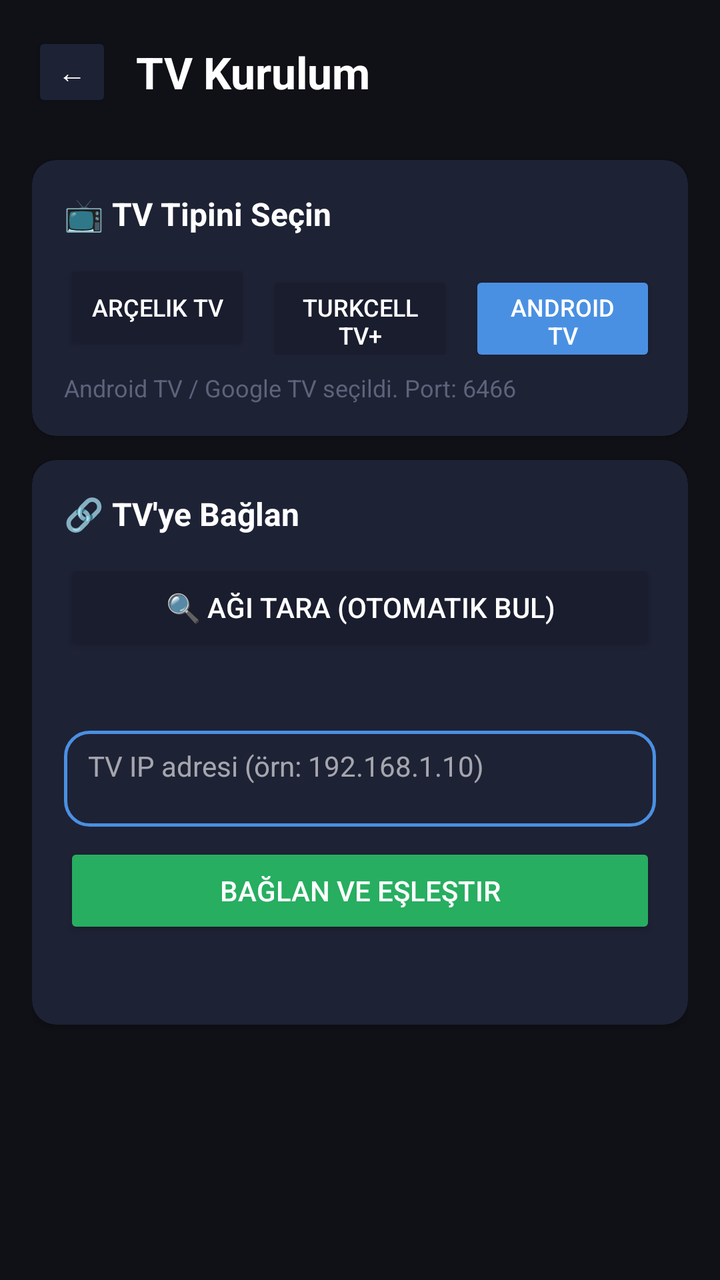
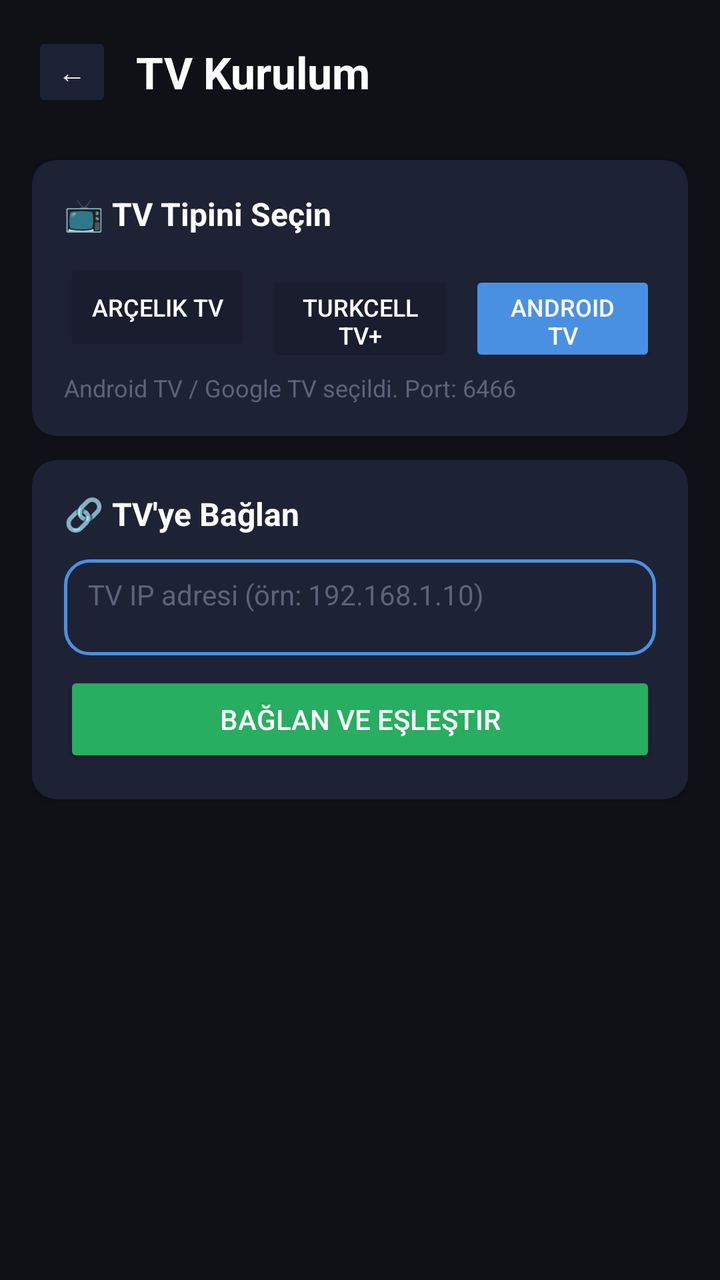

Before-and-after screenshots of an Android layout around one commit, followed by the original layout XML and the change that was made.
<!-- AndroidManifest.xml: application theme Theme.YusufAileKilit -->
<!-- res/layout/activity_tv_setup.xml -->
<?xml version="1.0" encoding="utf-8"?>
<ScrollView xmlns:android="http://schemas.android.com/apk/res/android"
    xmlns:app="http://schemas.android.com/apk/res-auto"
    android:layout_width="match_parent"
    android:layout_height="match_parent"
    android:background="@color/bg_dark">

    <LinearLayout
        android:layout_width="match_parent"
        android:layout_height="wrap_content"
        android:orientation="vertical"
        android:padding="16dp">

        <LinearLayout
            android:layout_width="match_parent"
            android:layout_height="wrap_content"
            android:orientation="horizontal"
            android:gravity="center_vertical"
            android:layout_marginBottom="24dp">
            <Button android:id="@+id/backButton" android:layout_width="40dp" android:layout_height="40dp"
                android:text="←" android:backgroundTint="@color/card_bg" android:padding="0dp"/>
            <TextView android:layout_width="0dp" android:layout_height="wrap_content" android:layout_weight="1"
                android:text="TV Kurulum" android:textColor="@color/text_primary" android:textSize="22sp"
                android:textStyle="bold" android:layout_marginStart="12dp"/>
        </LinearLayout>

        
        <androidx.cardview.widget.CardView android:layout_width="match_parent" android:layout_height="wrap_content"
            app:cardBackgroundColor="@color/card_bg" app:cardCornerRadius="12dp" android:layout_marginBottom="12dp">
            <LinearLayout android:layout_width="match_parent" android:layout_height="wrap_content"
                android:orientation="vertical" android:padding="16dp">
                <TextView android:layout_width="wrap_content" android:layout_height="wrap_content"
                    android:text="📺 TV Tipini Seçin" android:textColor="@color/text_primary"
                    android:textSize="16sp" android:textStyle="bold" android:layout_marginBottom="12dp"/>
                <LinearLayout android:layout_width="match_parent" android:layout_height="wrap_content"
                    android:orientation="horizontal">
                    <Button android:id="@+id/btnArcelik" android:layout_width="0dp" android:layout_height="48dp"
                        android:layout_weight="1" android:layout_marginEnd="4dp" android:text="Arçelik TV"
                        android:textSize="12sp" android:backgroundTint="@color/bg_darker"/>
                    <Button android:id="@+id/btnTurkcell" android:layout_width="0dp" android:layout_height="48dp"
                        android:layout_weight="1" android:layout_marginHorizontal="4dp" android:text="Turkcell TV+"
                        android:textSize="12sp" android:backgroundTint="@color/bg_darker"/>
                    <Button android:id="@+id/btnAndroidTv" android:layout_width="0dp" android:layout_height="48dp"
                        android:layout_weight="1" android:layout_marginStart="4dp" android:text="Android TV"
                        android:textSize="12sp" android:backgroundTint="@color/accent_blue"/>
                </LinearLayout>
                <TextView android:id="@+id/tvTypeInfo" android:layout_width="match_parent"
                    android:layout_height="wrap_content" android:text="Android TV / Google TV seçildi. Port: 6466"
                    android:textColor="@color/text_hint" android:textSize="12sp" android:layout_marginTop="8dp"/>
            </LinearLayout>
        </androidx.cardview.widget.CardView>

        
        <androidx.cardview.widget.CardView android:layout_width="match_parent" android:layout_height="wrap_content"
            app:cardBackgroundColor="@color/card_bg" app:cardCornerRadius="12dp" android:layout_marginBottom="12dp">
            <LinearLayout android:layout_width="match_parent" android:layout_height="wrap_content"
                android:orientation="vertical" android:padding="16dp">
                <TextView android:layout_width="wrap_content" android:layout_height="wrap_content"
                    android:text="🔗 TV'ye Bağlan" android:textColor="@color/text_primary"
                    android:textSize="16sp" android:textStyle="bold" android:layout_marginBottom="12dp"/>
                <Button android:id="@+id/btnScanNetwork" android:layout_width="match_parent"
                    android:layout_height="48dp" android:text="🔍 Ağı Tara (Otomatik Bul)"
                    android:backgroundTint="@color/bg_darker" android:layout_marginBottom="8dp"/>
                <ProgressBar android:id="@+id/scanProgress" android:layout_width="wrap_content"
                    android:layout_height="wrap_content" android:layout_gravity="center"
                    android:visibility="gone"/>
                <TextView android:id="@+id/scanResultText" android:layout_width="match_parent"
                    android:layout_height="wrap_content" android:text="" android:textColor="@color/text_secondary"
                    android:textSize="13sp" android:layout_marginBottom="12dp"/>
                <EditText android:id="@+id/ipInput" android:layout_width="match_parent"
                    android:layout_height="48dp" android:hint="TV IP adresi (örn: 192.168.1.10)"
                    android:hintTextColor="@color/text_hint" android:textColor="@color/text_primary"
                    android:inputType="text" android:background="@drawable/input_bg"
                    android:paddingHorizontal="12dp" android:layout_marginBottom="8dp"/>
                <Button android:id="@+id/btnConnect" android:layout_width="match_parent"
                    android:layout_height="48dp" android:text="Bağlan ve Eşleştir"
                    android:backgroundTint="@color/accent_green"/>
                <ProgressBar android:id="@+id/connectProgress" android:layout_width="wrap_content"
                    android:layout_height="wrap_content" android:layout_gravity="center"
                    android:visibility="gone" android:layout_marginTop="8dp"/>
                <TextView android:id="@+id/connectionStatusText" android:layout_width="match_parent"
                    android:layout_height="wrap_content" android:text="" android:textColor="@color/text_secondary"
                    android:textSize="14sp" android:layout_marginTop="8dp"/>
            </LinearLayout>
        </androidx.cardview.widget.CardView>

        
        <LinearLayout android:id="@+id/controlsLayout" android:layout_width="match_parent"
            android:layout_height="wrap_content" android:orientation="vertical" android:visibility="gone">

            <androidx.cardview.widget.CardView android:layout_width="match_parent" android:layout_height="wrap_content"
                app:cardBackgroundColor="@color/card_bg" app:cardCornerRadius="12dp" android:layout_marginBottom="12dp">
                <LinearLayout android:layout_width="match_parent" android:layout_height="wrap_content"
                    android:orientation="vertical" android:padding="16dp">
                    <TextView android:layout_width="wrap_content" android:layout_height="wrap_content"
                        android:text="🎮 Uzaktan Kumanda" android:textColor="@color/text_primary"
                        android:textSize="16sp" android:textStyle="bold" android:layout_marginBottom="12dp"/>

                    <LinearLayout android:layout_width="match_parent" android:layout_height="wrap_content"
                        android:orientation="horizontal" android:gravity="center" android:layout_marginBottom="8dp">
                        <Button android:id="@+id/btnPower" android:layout_width="56dp" android:layout_height="48dp"
                            android:text="⏻" android:backgroundTint="@color/accent_red" android:layout_marginEnd="8dp"/>
                        <Button android:id="@+id/btnHome" android:layout_width="0dp" android:layout_height="48dp"
                            android:layout_weight="1" android:text="🏠 Ana Ekran" android:backgroundTint="@color/bg_darker" android:layout_marginEnd="8dp"/>
                        <Button android:id="@+id/btnBack" android:layout_width="0dp" android:layout_height="48dp"
                            android:layout_weight="1" android:text="← Geri" android:backgroundTint="@color/bg_darker"/>
                    </LinearLayout>

                    
                    <GridLayout android:layout_width="wrap_content" android:layout_height="wrap_content"
                        android:columnCount="3" android:layout_gravity="center" android:layout_marginBottom="8dp">
                        <Space android:layout_width="56dp" android:layout_height="56dp"/>
                        <Button android:id="@+id/btnUp" android:layout_width="56dp" android:layout_height="56dp"
                            android:text="▲" android:backgroundTint="@color/bg_darker"/>
                        <Space android:layout_width="56dp" android:layout_height="56dp"/>
                        <Button android:id="@+id/btnLeft" android:layout_width="56dp" android:layout_height="56dp"
                            android:text="◀" android:backgroundTint="@color/bg_darker"/>
                        <Button android:id="@+id/btnOk" android:layout_width="56dp" android:layout_height="56dp"
                            android:text="OK" android:backgroundTint="@color/accent_blue"/>
                        <Button android:id="@+id/btnRight" android:layout_width="56dp" android:layout_height="56dp"
                            android:text="▶" android:backgroundTint="@color/bg_darker"/>
                        <Space android:layout_width="56dp" android:layout_height="56dp"/>
                        <Button android:id="@+id/btnDown" android:layout_width="56dp" android:layout_height="56dp"
                            android:text="▼" android:backgroundTint="@color/bg_darker"/>
                        <Space android:layout_width="56dp" android:layout_height="56dp"/>
                    </GridLayout>

                    <LinearLayout android:layout_width="match_parent" android:layout_height="wrap_content"
                        android:orientation="horizontal" android:gravity="center" android:layout_marginBottom="8dp">
                        <Button android:id="@+id/btnVolDown" android:layout_width="0dp" android:layout_height="48dp"
                            android:layout_weight="1" android:text="🔉" android:backgroundTint="@color/bg_darker" android:layout_marginEnd="4dp"/>
                        <Button android:id="@+id/btnMute" android:layout_width="0dp" android:layout_height="48dp"
                            android:layout_weight="1" android:text="🔇" android:backgroundTint="@color/bg_darker" android:layout_marginHorizontal="4dp"/>
                        <Button android:id="@+id/btnVolUp" android:layout_width="0dp" android:layout_height="48dp"
                            android:layout_weight="1" android:text="🔊" android:backgroundTint="@color/bg_darker" android:layout_marginStart="4dp"/>
                    </LinearLayout>

                    <Button android:id="@+id/btnBlockYoutubeTv" android:layout_width="match_parent"
                        android:layout_height="52dp" android:text="🔒 TV'de YouTube'u Kapat"
                        android:backgroundTint="@color/accent_red" android:textStyle="bold"/>

                    <Button android:id="@+id/btnDisconnect" android:layout_width="match_parent"
                        android:layout_height="48dp" android:text="TV Bağlantısını Kes"
                        android:backgroundTint="@color/bg_darker" android:layout_marginTop="8dp"/>
                </LinearLayout>
            </androidx.cardview.widget.CardView>
        </LinearLayout>

        
        <LinearLayout android:id="@+id/notSupportedLayout" android:layout_width="match_parent"
            android:layout_height="wrap_content" android:orientation="vertical" android:visibility="gone">
            <androidx.cardview.widget.CardView android:layout_width="match_parent" android:layout_height="wrap_content"
                app:cardBackgroundColor="@color/card_bg" app:cardCornerRadius="12dp">
                <LinearLayout android:layout_width="match_parent" android:layout_height="wrap_content"
                    android:orientation="vertical" android:padding="16dp">
                    <TextView android:layout_width="match_parent" android:layout_height="wrap_content"
                        android:text="⚠️ Bu TV doğrudan kontrol edilemiyor."
                        android:textColor="@color/accent_red" android:textSize="16sp" android:textStyle="bold"
                        android:layout_marginBottom="8dp"/>
                    <TextView android:layout_width="match_parent" android:layout_height="wrap_content"
                        android:textColor="@color/text_secondary" android:textSize="14sp"
                        android:text="TV veya TV+ kutusu, Android TV Remote protokolünü (port 6466) desteklemiyor.\n\nAlternatif çözümler:\n• Modem/router üzerinden YouTube engelleme\n• TV'nin kendi ebeveyn kilidi ayarları\n• YouTube Kids profili kurulumu\n\nDetaylı rehber için 'En Güçlü Koruma' bölümüne bakın."/>
                </LinearLayout>
            </androidx.cardview.widget.CardView>
        </LinearLayout>

    </LinearLayout>
</ScrollView>
<!-- resources referenced by this layout -->
<resources>
  <color name="accent_blue">#4A90E2</color>
  <color name="accent_green">#27AE60</color>
  <color name="accent_red">#E74C3C</color>
  <color name="bg_dark">#0F1117</color>
  <color name="bg_darker">#1A1D2E</color>
  <color name="card_bg">#1E2235</color>
  <color name="text_hint">#5C637A</color>
  <color name="text_primary">#FFFFFF</color>
  <color name="text_secondary">#B0B8D1</color>
  <!-- drawable input_bg (drawable) -->
  <?xml version="1.0" encoding="utf-8"?>
  <shape xmlns:android="http://schemas.android.com/apk/res/android"
      android:shape="rectangle">
      <solid android:color="#1E2235"/>
      <stroke android:width="1.5dp" android:color="#4A90E2"/>
      <corners android:radius="12dp"/>
      <padding android:left="12dp" android:right="12dp" android:top="8dp" android:bottom="8dp"/>
  </shape>
  <style name="Theme.YusufAileKilit" parent="Theme.MaterialComponents.DayNight.NoActionBar">
          <item name="colorPrimary">@color/accent_blue</item>
          <item name="colorPrimaryVariant">@color/bg_darker</item>
          <item name="colorOnPrimary">@color/white</item>
          <item name="colorSecondary">@color/accent_green</item>
          <item name="colorSurface">@color/card_bg</item>
          <item name="colorOnSurface">@color/text_primary</item>
          <item name="android:windowBackground">@color/bg_dark</item>
          <item name="android:statusBarColor">@color/bg_dark</item>
          <item name="android:navigationBarColor">@color/bg_dark</item>
          <item name="android:textColor">@color/text_primary</item>
          <item name="editTextStyle">@style/EditTextStyle</item>
      </style>
  <color name="white">#FFFFFF</color>
  <style name="EditTextStyle" parent="Widget.MaterialComponents.TextInputLayout.OutlinedBox">
          <item name="android:textColor">@color/text_primary</item>
          <item name="android:background">@drawable/input_bg</item>
      </style>
</resources>

<!-- the commit's change to res/layout/activity_tv_setup.xml (unified diff, before → after) -->
@@ -17,152 +17,137 @@
             android:orientation="horizontal"
             android:gravity="center_vertical"
             android:layout_marginBottom="24dp">
-            <Button android:id="@+id/backButton" android:layout_width="40dp" android:layout_height="40dp"
-                android:text="←" android:backgroundTint="@color/card_bg" android:padding="0dp"/>
-            <TextView android:layout_width="0dp" android:layout_height="wrap_content" android:layout_weight="1"
-                android:text="TV Kurulum" android:textColor="@color/text_primary" android:textSize="22sp"
-                android:textStyle="bold" android:layout_marginStart="12dp"/>
+
+            <Button
+                android:id="@+id/backButton"
+                android:layout_width="40dp"
+                android:layout_height="40dp"
+                android:text="←"
+                android:backgroundTint="@color/card_bg"
+                android:padding="0dp"/>
+
+            <TextView
+                android:layout_width="0dp"
+                android:layout_height="wrap_content"
+                android:layout_weight="1"
+                android:text="TV Kurulum"
+                android:textColor="@color/text_primary"
+                android:textSize="22sp"
+                android:textStyle="bold"
+                android:layout_marginStart="12dp"/>
         </LinearLayout>
 
-        
-        <androidx.cardview.widget.CardView android:layout_width="match_parent" android:layout_height="wrap_content"
-            app:cardBackgroundColor="@color/card_bg" app:cardCornerRadius="12dp" android:layout_marginBottom="12dp">
-            <LinearLayout android:layout_width="match_parent" android:layout_height="wrap_content"
-                android:orientation="vertical" android:padding="16dp">
-                <TextView android:layout_width="wrap_content" android:layout_height="wrap_content"
-                    android:text="📺 TV Tipini Seçin" android:textColor="@color/text_primary"
-                    android:textSize="16sp" android:textStyle="bold" android:layout_marginBottom="12dp"/>
-                <LinearLayout android:layout_width="match_parent" android:layout_height="wrap_content"
+        <androidx.cardview.widget.CardView
+            android:layout_width="match_parent"
+            android:layout_height="wrap_content"
+            app:cardBackgroundColor="@color/card_bg"
+            app:cardCornerRadius="12dp"
+            android:layout_marginBottom="12dp">
+
+            <LinearLayout
+                android:layout_width="match_parent"
+                android:layout_height="wrap_content"
+                android:orientation="vertical"
+                android:padding="16dp">
+
+                <TextView
+                    android:layout_width="wrap_content"
+                    android:layout_height="wrap_content"
+                    android:text="📺 TV Tipini Seçin"
+                    android:textColor="@color/text_primary"
+                    android:textSize="16sp"
+                    android:textStyle="bold"
+                    android:layout_marginBottom="12dp"/>
+
+                <LinearLayout
+                    android:layout_width="match_parent"
+                    android:layout_height="wrap_content"
                     android:orientation="horizontal">
-                    <Button android:id="@+id/btnArcelik" android:layout_width="0dp" android:layout_height="48dp"
-                        android:layout_weight="1" android:layout_marginEnd="4dp" android:text="Arçelik TV"
-                        android:textSize="12sp" android:backgroundTint="@color/bg_darker"/>
-                    <Button android:id="@+id/btnTurkcell" android:layout_width="0dp" android:layout_height="48dp"
-                        android:layout_weight="1" android:layout_marginHorizontal="4dp" android:text="Turkcell TV+"
-                        android:textSize="12sp" android:backgroundTint="@color/bg_darker"/>
-                    <Button android:id="@+id/btnAndroidTv" android:layout_width="0dp" android:layout_height="48dp"
-                        android:layout_weight="1" android:layout_marginStart="4dp" android:text="Android TV"
-                        android:textSize="12sp" android:backgroundTint="@color/accent_blue"/>
+
+                    <Button
+                        android:id="@+id/btnArcelik"
+                        android:layout_width="0dp"
+                        android:layout_height="48dp"
+                        android:layout_weight="1"
+                        android:layout_marginEnd="4dp"
+                        android:text="Arçelik TV"
+                        android:textSize="12sp"
+                        android:backgroundTint="@color/bg_darker"/>
+
+                    <Button
+                        android:id="@+id/btnTurkcell"
+                        android:layout_width="0dp"
+                        android:layout_height="48dp"
+                        android:layout_weight="1"
+                        android:layout_marginHorizontal="4dp"
+                        android:text="Turkcell TV+"
+                        android:textSize="12sp"
+                        android:backgroundTint="@color/bg_darker"/>
+
+                    <Button
+                        android:id="@+id/btnAndroidTv"
+                        android:layout_width="0dp"
+                        android:layout_height="48dp"
+                        android:layout_weight="1"
+                        android:layout_marginStart="4dp"
+                        android:text="Android TV"
+                        android:textSize="12sp"
+                        android:backgroundTint="@color/accent_blue"/>
                 </LinearLayout>
-                <TextView android:id="@+id/tvTypeInfo" android:layout_width="match_parent"
-                    android:layout_height="wrap_content" android:text="Android TV / Google TV seçildi. Port: 6466"
-                    android:textColor="@color/text_hint" android:textSize="12sp" android:layout_marginTop="8dp"/>
+
+                <TextView
+                    android:id="@+id/tvTypeInfo"
+                    android:layout_width="match_parent"
+                    android:layout_height="wrap_content"
+                    android:text="Android TV / Google TV seçildi. Port: 6466"
+                    android:textColor="@color/text_hint"
+                    android:textSize="12sp"
+                    android:layout_marginTop="8dp"/>
             </LinearLayout>
         </androidx.cardview.widget.CardView>
 
-        
-        <androidx.cardview.widget.CardView android:layout_width="match_parent" android:layout_height="wrap_content"
-            app:cardBackgroundColor="@color/card_bg" app:cardCornerRadius="12dp" android:layout_marginBottom="12dp">
-            <LinearLayout android:layout_width="match_parent" android:layout_height="wrap_content"
-                android:orientation="vertical" android:padding="16dp">
-                <TextView android:layout_width="wrap_content" android:layout_height="wrap_content"
-                    android:text="🔗 TV'ye Bağlan" android:textColor="@color/text_primary"
-                    android:textSize="16sp" android:textStyle="bold" android:layout_marginBottom="12dp"/>
-                <Button android:id="@+id/btnScanNetwork" android:layout_width="match_parent"
-                    android:layout_height="48dp" android:text="🔍 Ağı Tara (Otomatik Bul)"
-                    android:backgroundTint="@color/bg_darker" android:layout_marginBottom="8dp"/>
-                <ProgressBar android:id="@+id/scanProgress" android:layout_width="wrap_content"
-                    android:layout_height="wrap_content" android:layout_gravity="center"
-                    android:visibility="gone"/>
-                <TextView android:id="@+id/scanResultText" android:layout_width="match_parent"
-                    android:layout_height="wrap_content" android:text="" android:textColor="@color/text_secondary"
-                    android:textSize="13sp" android:layout_marginBottom="12dp"/>
-                <EditText android:id="@+id/ipInput" android:layout_width="match_parent"
-                    android:layout_height="48dp" android:hint="TV IP adresi (örn: 192.168.1.10)"
-                    android:hintTextColor="@color/text_hint" android:textColor="@color/text_primary"
-                    android:inputType="text" android:background="@drawable/input_bg"
-                    android:paddingHorizontal="12dp" android:layout_marginBottom="8dp"/>
-                <Button android:id="@+id/btnConnect" android:layout_width="match_parent"
-                    android:layout_height="48dp" android:text="Bağlan ve Eşleştir"
+        <androidx.cardview.widget.CardView
+            android:layout_width="match_parent"
+            android:layout_height="wrap_content"
+            app:cardBackgroundColor="@color/card_bg"
+            app:cardCornerRadius="12dp"
+            android:layout_marginBottom="12dp">
+
+            <LinearLayout
+                android:layout_width="match_parent"
+                android:layout_height="wrap_content"
+                android:orientation="vertical"
+                android:padding="16dp">
+
+                <TextView
+                    android:layout_width="wrap_content"
+                    android:layout_height="wrap_content"
+                    android:text="🔗 TV'ye Bağlan"
+                    android:textColor="@color/text_primary"
+                    android:textSize="16sp"
+                    android:textStyle="bold"
+                    android:layout_marginBottom="12dp"/>
+
+                <EditText
+                    android:id="@+id/ipInput"
+                    android:layout_width="match_parent"
+                    android:layout_height="48dp"
+                    android:hint="TV IP adresi (örn: 192.168.1.10)"
+                    android:textColorHint="@color/text_hint"
+                    android:textColor="@color/text_primary"
+                    android:inputType="text"
+                    android:background="@drawable/input_bg"
+                    android:paddingHorizontal="12dp"
+                    android:layout_marginBottom="8dp"/>
+
+                <Button
+                    android:id="@+id/btnConnect"
+                    android:layout_width="match_parent"
+                    android:layout_height="48dp"
+                    android:text="Bağlan ve Eşleştir"
                     android:backgroundTint="@color/accent_green"/>
-                <ProgressBar android:id="@+id/connectProgress" android:layout_width="wrap_content"
-                    android:layout_height="wrap_content" android:layout_gravity="center"
-                    android:visibility="gone" android:layout_marginTop="8dp"/>
-                <TextView android:id="@+id/connectionStatusText" android:layout_width="match_parent"
-                    android:layout_height="wrap_content" android:text="" android:textColor="@color/text_secondary"
-                    android:textSize="14sp" android:layout_marginTop="8dp"/>
             </LinearLayout>
         </androidx.cardview.widget.CardView>
 
-        
-        <LinearLayout android:id="@+id/controlsLayout" android:layout_width="match_parent"
-            android:layout_height="wrap_content" android:orientation="vertical" android:visibility="gone">
-
-            <androidx.cardview.widget.CardView android:layout_width="match_parent" android:layout_height="wrap_content"
-                app:cardBackgroundColor="@color/card_bg" app:cardCornerRadius="12dp" android:layout_marginBottom="12dp">
-                <LinearLayout android:layout_width="match_parent" android:layout_height="wrap_content"
-                    android:orientation="vertical" android:padding="16dp">
-                    <TextView android:layout_width="wrap_content" android:layout_height="wrap_content"
-                        android:text="🎮 Uzaktan Kumanda" android:textColor="@color/text_primary"
-                        android:textSize="16sp" android:textStyle="bold" android:layout_marginBottom="12dp"/>
-
-                    <LinearLayout android:layout_width="match_parent" android:layout_height="wrap_content"
-                        android:orientation="horizontal" android:gravity="center" android:layout_marginBottom="8dp">
-                        <Button android:id="@+id/btnPower" android:layout_width="56dp" android:layout_height="48dp"
-                            android:text="⏻" android:backgroundTint="@color/accent_red" android:layout_marginEnd="8dp"/>
-                        <Button android:id="@+id/btnHome" android:layout_width="0dp" android:layout_height="48dp"
-                            android:layout_weight="1" android:text="🏠 Ana Ekran" android:backgroundTint="@color/bg_darker" android:layout_marginEnd="8dp"/>
-                        <Button android:id="@+id/btnBack" android:layout_width="0dp" android:layout_height="48dp"
-                            android:layout_weight="1" android:text="← Geri" android:backgroundTint="@color/bg_darker"/>
-                    </LinearLayout>
-
-                    
-                    <GridLayout android:layout_width="wrap_content" android:layout_height="wrap_content"
-                        android:columnCount="3" android:layout_gravity="center" android:layout_marginBottom="8dp">
-                        <Space android:layout_width="56dp" android:layout_height="56dp"/>
-                        <Button android:id="@+id/btnUp" android:layout_width="56dp" android:layout_height="56dp"
-                            android:text="▲" android:backgroundTint="@color/bg_darker"/>
-                        <Space android:layout_width="56dp" android:layout_height="56dp"/>
-                        <Button android:id="@+id/btnLeft" android:layout_width="56dp" android:layout_height="56dp"
-                            android:text="◀" android:backgroundTint="@color/bg_darker"/>
-                        <Button android:id="@+id/btnOk" android:layout_width="56dp" android:layout_height="56dp"
-                            android:text="OK" android:backgroundTint="@color/accent_blue"/>
-                        <Button android:id="@+id/btnRight" android:layout_width="56dp" android:layout_height="56dp"
-                            android:text="▶" android:backgroundTint="@color/bg_darker"/>
-                        <Space android:layout_width="56dp" android:layout_height="56dp"/>
-                        <Button android:id="@+id/btnDown" android:layout_width="56dp" android:layout_height="56dp"
-                            android:text="▼" android:backgroundTint="@color/bg_darker"/>
-                        <Space android:layout_width="56dp" android:layout_height="56dp"/>
-                    </GridLayout>
-
-                    <LinearLayout android:layout_width="match_parent" android:layout_height="wrap_content"
-                        android:orientation="horizontal" android:gravity="center" android:layout_marginBottom="8dp">
-                        <Button android:id="@+id/btnVolDown" android:layout_width="0dp" android:layout_height="48dp"
-                            android:layout_weight="1" android:text="🔉" android:backgroundTint="@color/bg_darker" android:layout_marginEnd="4dp"/>
-                        <Button android:id="@+id/btnMute" android:layout_width="0dp" android:layout_height="48dp"
-                            android:layout_weight="1" android:text="🔇" android:backgroundTint="@color/bg_darker" android:layout_marginHorizontal="4dp"/>
-                        <Button android:id="@+id/btnVolUp" android:layout_width="0dp" android:layout_height="48dp"
-                            android:layout_weight="1" android:text="🔊" android:backgroundTint="@color/bg_darker" android:layout_marginStart="4dp"/>
-                    </LinearLayout>
-
-                    <Button android:id="@+id/btnBlockYoutubeTv" android:layout_width="match_parent"
-                        android:layout_height="52dp" android:text="🔒 TV'de YouTube'u Kapat"
-                        android:backgroundTint="@color/accent_red" android:textStyle="bold"/>
-
-                    <Button android:id="@+id/btnDisconnect" android:layout_width="match_parent"
-                        android:layout_height="48dp" android:text="TV Bağlantısını Kes"
-                        android:backgroundTint="@color/bg_darker" android:layout_marginTop="8dp"/>
-                </LinearLayout>
-            </androidx.cardview.widget.CardView>
-        </LinearLayout>
-
-        
-        <LinearLayout android:id="@+id/notSupportedLayout" android:layout_width="match_parent"
-            android:layout_height="wrap_content" android:orientation="vertical" android:visibility="gone">
-            <androidx.cardview.widget.CardView android:layout_width="match_parent" android:layout_height="wrap_content"
-                app:cardBackgroundColor="@color/card_bg" app:cardCornerRadius="12dp">
-                <LinearLayout android:layout_width="match_parent" android:layout_height="wrap_content"
-                    android:orientation="vertical" android:padding="16dp">
-                    <TextView android:layout_width="match_parent" android:layout_height="wrap_content"
-                        android:text="⚠️ Bu TV doğrudan kontrol edilemiyor."
-                        android:textColor="@color/accent_red" android:textSize="16sp" android:textStyle="bold"
-                        android:layout_marginBottom="8dp"/>
-                    <TextView android:layout_width="match_parent" android:layout_height="wrap_content"
-                        android:textColor="@color/text_secondary" android:textSize="14sp"
-                        android:text="TV veya TV+ kutusu, Android TV Remote protokolünü (port 6466) desteklemiyor.\n\nAlternatif çözümler:\n• Modem/router üzerinden YouTube engelleme\n• TV'nin kendi ebeveyn kilidi ayarları\n• YouTube Kids profili kurulumu\n\nDetaylı rehber için 'En Güçlü Koruma' bölümüne bakın."/>
-                </LinearLayout>
-            </androidx.cardview.widget.CardView>
-        </LinearLayout>
-
     </LinearLayout>
 </ScrollView>
<!-- resource entries referenced after the edit -->
@@ -2,13 +2,11 @@
 <resources>
   <color name="accent_blue">#4A90E2</color>
   <color name="accent_green">#27AE60</color>
-  <color name="accent_red">#E74C3C</color>
   <color name="bg_dark">#0F1117</color>
   <color name="bg_darker">#1A1D2E</color>
   <color name="card_bg">#1E2235</color>
   <color name="text_hint">#5C637A</color>
   <color name="text_primary">#FFFFFF</color>
-  <color name="text_secondary">#B0B8D1</color>
   <!-- drawable input_bg (drawable) -->
   <?xml version="1.0" encoding="utf-8"?>
   <shape xmlns:android="http://schemas.android.com/apk/res/android"
